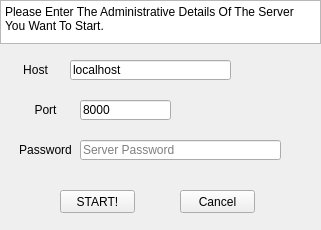
Old version of the form GUI/startupDialog.ui in the repository ayieko168/Httpserver.
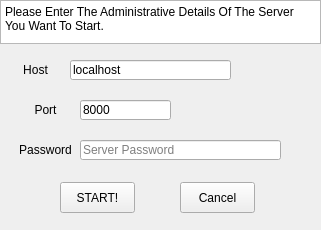
New version of the form.

What changed in the file:
```diff
--- a/GUI/startupDialog.ui
+++ b/GUI/startupDialog.ui
@@ -135,9 +135,9 @@
    <property name="geometry">
     <rect>
      <x>60</x>
-     <y>190</y>
+     <y>182</y>
      <width>75</width>
-     <height>23</height>
+     <height>31</height>
     </rect>
    </property>
    <property name="whatsThis">
@@ -151,9 +151,9 @@
    <property name="geometry">
     <rect>
      <x>180</x>
-     <y>190</y>
+     <y>182</y>
      <width>75</width>
-     <height>23</height>
+     <height>31</height>
     </rect>
    </property>
    <property name="text">
```
Left out of the diff: 2 changed lines with no effect on the pictures.
